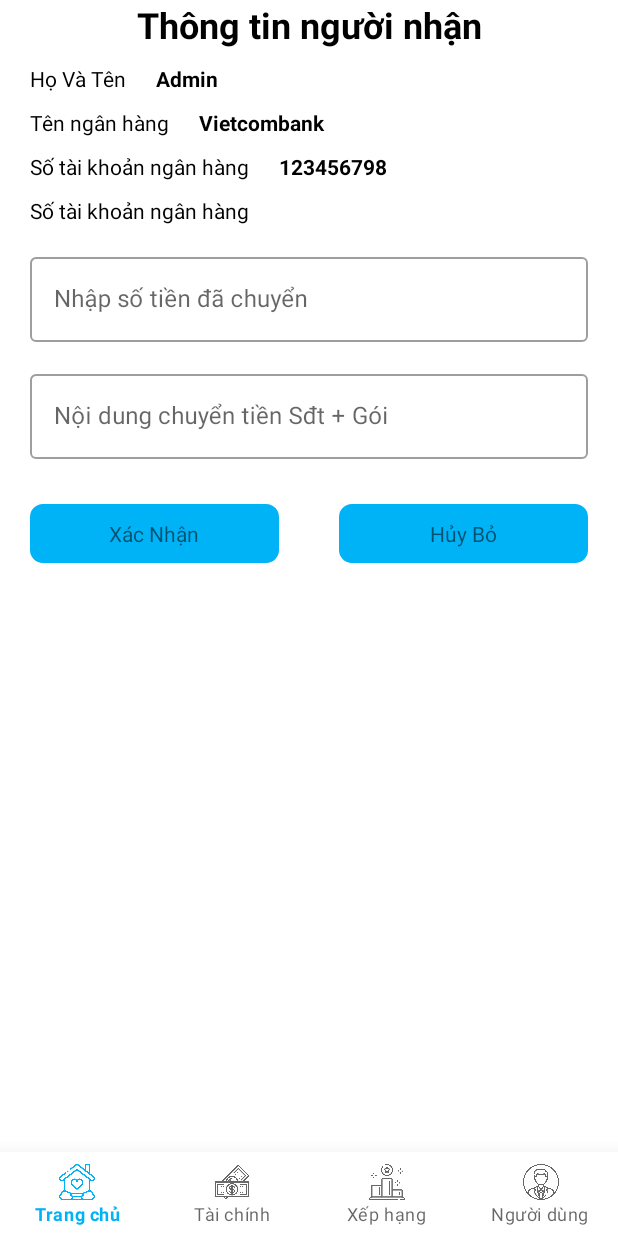
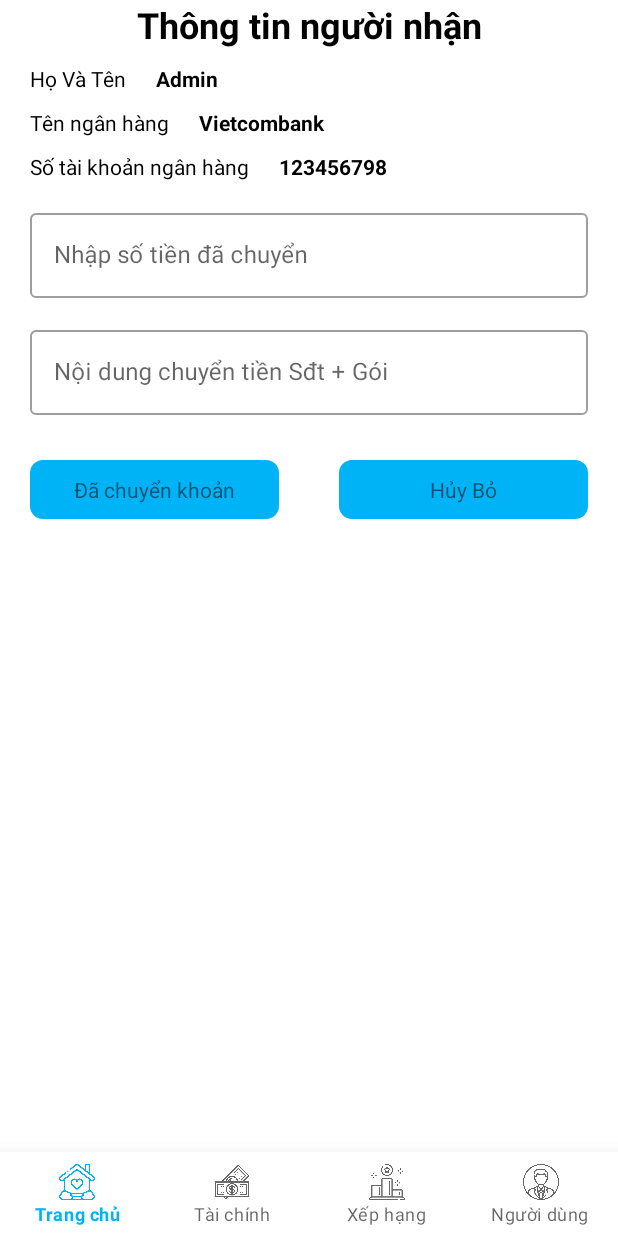
Before and after one commit to phong6786789/applikeanh, an Android app: the NapConfirmFragment screen opened through its navigation route, on a phone screen of 412 x 824 dp. Run offline under Robolectric (Android 15) with nearby library versions, the phone set to English and light mode, and no system bars; our stand-ins replace Firebase (no records; nobody signed in at launch, a user with empty details on screens opened directly), data binding, navigation-ui; 1 statement that could not run was skipped.

Commit message:
complete the nap fragment

```diff
--- a/app/src/main/res/layout/fragment_nap_cofirm.xml
+++ b/app/src/main/res/layout/fragment_nap_cofirm.xml
@@ -95,28 +95,6 @@
                 android:textStyle="bold" />
         </LinearLayout>
 
-        <LinearLayout
-            android:layout_width="match_parent"
-            android:layout_height="wrap_content"
-            android:orientation="horizontal">
-
-            <TextView
-                android:layout_width="wrap_content"
-                android:layout_height="wrap_content"
-                android:layout_marginStart="20dp"
-                android:layout_marginTop="10dp"
-                android:text="Số tài khoản ngân hàng"
-                android:textColor="@color/black" />
-
-            <TextView
-                android:layout_width="match_parent"
-                android:layout_height="wrap_content"
-                android:layout_marginStart="20dp"
-                android:layout_marginTop="10dp"
-                android:text="@{viewModel.user.stk}"
-                android:textColor="@color/black"
-                android:textStyle="bold" />
-        </LinearLayout>
 
         <com.google.android.material.textfield.TextInputLayout
             style="@style/Widget.MaterialComponents.TextInputLayout.OutlinedBox"
@@ -161,7 +139,7 @@
                 android:orientation="horizontal">
 
                 <TextView
-                    android:id="@+id/tvConfirm"
+                    android:id="@+id/btnConfirmNapTien"
                     android:layout_width="0dp"
                     android:layout_height="wrap_content"
                     android:layout_marginStart="20dp"
@@ -171,10 +149,10 @@
                     android:background="@drawable/button"
                     android:gravity="center"
                     android:padding="10dp"
-                    android:text="Xác Nhận" />
+                    android:text="Đã chuyển khoản" />
 
                 <TextView
-                    android:id="@+id/tvCancel"
+                    android:id="@+id/btnCancelNapTien"
                     android:layout_width="0dp"
                     android:layout_height="wrap_content"
                     android:layout_marginStart="20dp"
--- a/app/src/main/res/navigation/nav.xml
+++ b/app/src/main/res/navigation/nav.xml
@@ -123,5 +123,9 @@
     <fragment
         android:id="@+id/napCofirmFragment"
         android:name="com.subi.likeanh.money.nap.NapConfirmFragment"
-        android:label="NapCofirmFragment" />
+        android:label="NapCofirmFragment" >
+        <action
+            android:id="@+id/action_napCofirmFragment_to_moneyFragment"
+            app:destination="@id/moneyFragment" />
+    </fragment>
 </navigation>
```
Also changed, not shown: app/src/main/java/com/subi/likeanh/money/nap/NapConfirmFragment.kt (+42 -0 lines).
